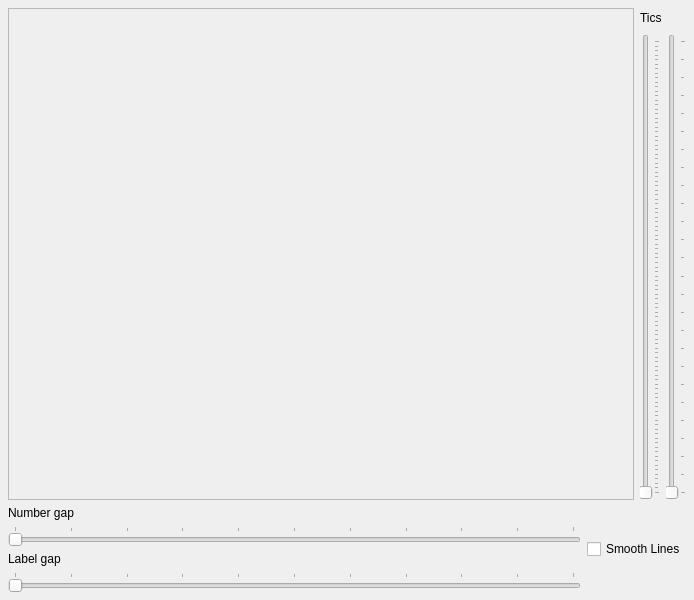
Before: the Qt Designer form branches/Qt4_ready/qwtplot3d/examples/axes/src/axesmainwindowbase4.ui in vlcvboyer/qwtplot3d-sourceforge, drawn with Qt 5.
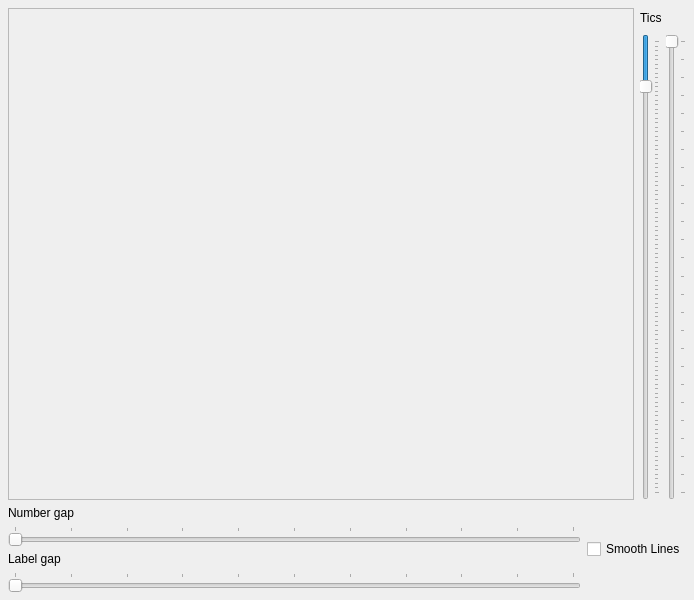
After: the same form once the commit is applied.

Diff of the .ui file:
```diff
--- a/branches/Qt4_ready/qwtplot3d/examples/axes/src/axesmainwindowbase4.ui
+++ b/branches/Qt4_ready/qwtplot3d/examples/axes/src/axesmainwindowbase4.ui
@@ -119,9 +119,15 @@
             <property name="maximum" >
              <number>100</number>
             </property>
+            <property name="value" >
+             <number>10</number>
+            </property>
             <property name="orientation" >
              <enum>Qt::Vertical</enum>
             </property>
+            <property name="invertedAppearance" >
+             <bool>true</bool>
+            </property>
             <property name="tickPosition" >
              <enum>QSlider::TicksBelow</enum>
             </property>
@@ -143,6 +149,9 @@
             <property name="orientation" >
              <enum>Qt::Vertical</enum>
             </property>
+            <property name="invertedAppearance" >
+             <bool>true</bool>
+            </property>
             <property name="tickPosition" >
              <enum>QSlider::TicksBelow</enum>
             </property>
@@ -163,7 +172,7 @@
        <number>6</number>
       </property>
       <item>
-       <widget class="QWidget" name="widget" >
+       <widget class="QWidget" name="widget_2" >
         <layout class="QVBoxLayout" >
          <property name="margin" >
           <number>0</number>
@@ -268,7 +277,7 @@
      </layout>
     </item>
    </layout>
-   <widget class="QWidget" name="" >
+   <widget class="QWidget" name="widget" >
     <property name="geometry" >
      <rect>
       <x>590</x>
```
